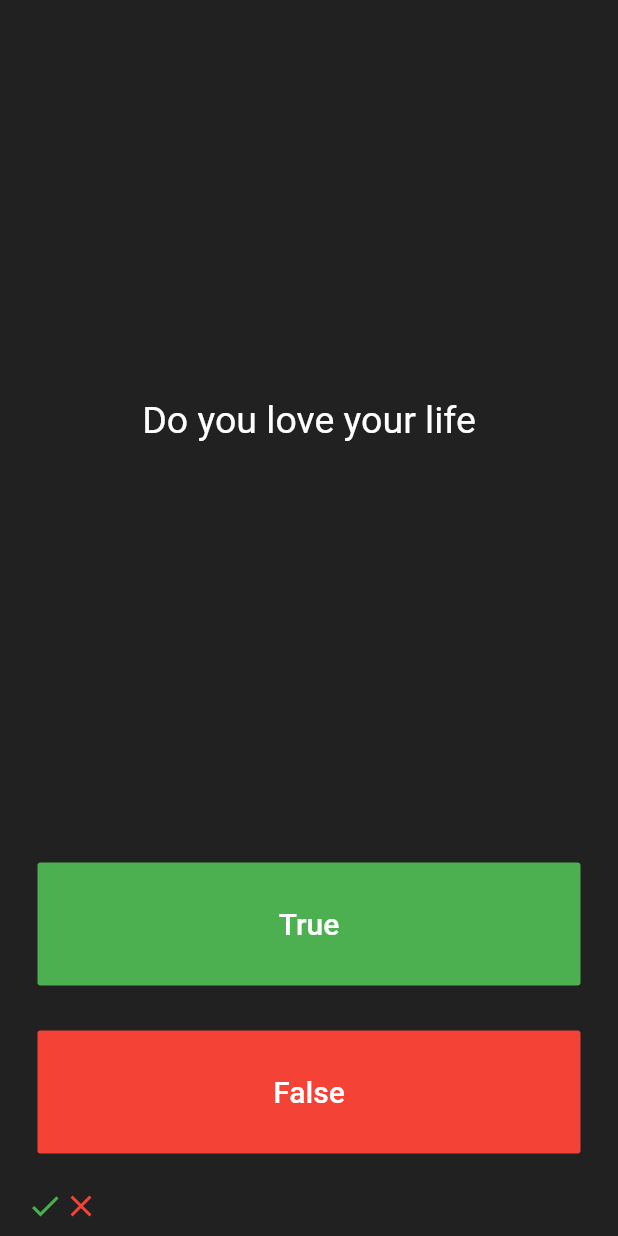
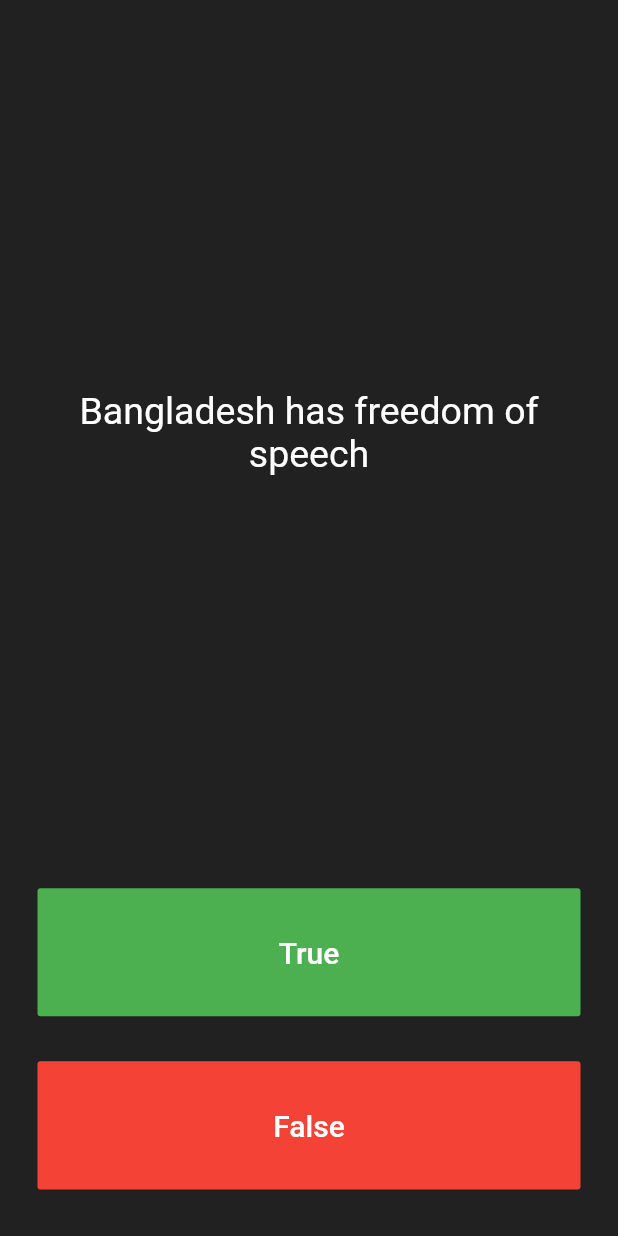
Before and after one commit to siumhossain/quizzler_app_flutter, a Flutter app: the screen it shows after launch, after a tap on "True", after a tap on "False", on a phone screen of 412 x 824 dp. Run offline on Flutter 3.47's test engine with Material 2 defaults, Android fonts, the phone set to English and light mode, and no system bars.

Commit message:
before final

```diff
--- a/lib/main.dart
+++ b/lib/main.dart
@@ -1,7 +1,9 @@
 import 'package:flutter/material.dart';
+import 'quiz_brain.dart';
 
+QuizBrain quizBrain = QuizBrain();
+int questionNumber = 0;
 void main() => runApp(Quizzler());
-
 class Quizzler extends StatelessWidget {
   @override
   Widget build(BuildContext context) {
@@ -24,13 +26,8 @@ class QuizPage extends StatefulWidget {
 }
 
 class _QuizPageState extends State<QuizPage> {
-  int questionNum = 0;
   List<Icon> score= [];
-  List<String> question = [
-    'Do you love me?',
-    'Cse is a sucks subject',
-    'Do you love your life'
-  ];
+
   @override
   Widget build(BuildContext context) {
     return Column(
@@ -42,7 +39,7 @@ class _QuizPageState extends State<QuizPage> {
           child: Padding(
             padding: EdgeInsets.all(10.0),
             child: Center(
-              child: Text(question[questionNum],textAlign: TextAlign.center,style: TextStyle(
+              child: Text(quizBrain.questionBank[questionNumber].questionText,textAlign: TextAlign.center,style: TextStyle(
                 fontSize: 25.0,
                 color: Colors.white,
               ),
@@ -64,14 +61,15 @@ class _QuizPageState extends State<QuizPage> {
                 ),
               ),
               onPressed: (){
+                bool correctAns = quizBrain.questionBank[questionNumber].questionAns;
+                if (correctAns == true){
+                  print('right ans');
+                }
+                else{
+                  print('wrong');
+                }
                 setState(() {
-                  questionNum++;
-                  score.add(
-                    Icon(
-                      Icons.check,
-                      color: Colors.green,
-                    )
-                  );
+                  questionNumber++;
                 });
                 //function
               },
@@ -92,14 +90,16 @@ class _QuizPageState extends State<QuizPage> {
                 ),
               ),
               onPressed: (){
+                bool correctAns = quizBrain.questionBank[questionNumber].questionAns;
+                if (correctAns == false){
+                  print('right ans');
+                }
+                else{
+                  print('wrong');
+                }
                 setState(() {
-                  questionNum++;
-                  score.add(
-                      Icon(
-                        Icons.close,
-                        color: Colors.red,
-                      )
-                  );
+                  questionNumber++;
+
                 }); //function
               },
             ),
--- /dev/null
+++ b/lib/question.dart
@@ -0,0 +1,9 @@
+class Question{
+  String questionText;
+  bool questionAns;
+
+  Question(String q, bool a){
+    questionText = q;
+    questionAns = a;
+  }
+}
--- /dev/null
+++ b/lib/quiz_brain.dart
@@ -0,0 +1,17 @@
+import 'question.dart';
+class QuizBrain{
+
+
+  List<Question> questionBank = [
+    Question('Bangladesh is a democratic country', false),
+    Question('Some cats are actually allergic to humans', true),
+    Question('Bangladesh has freedom of speech', false),
+    Question('Maximum people in student league are involved in crime', true),
+    Question('linux is the best', true),
+    Question('Cse is sucks', true),
+    Question('Brainless teacher are try to teach in University', true),
+
+  ];
+
+
+}
```
